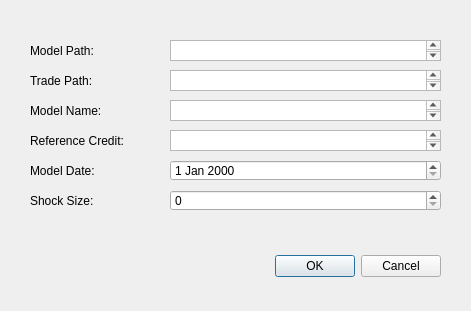
Above: InputDialog.ui from ivoryfish33/GUI_Development before the change. Below: the same form after it.
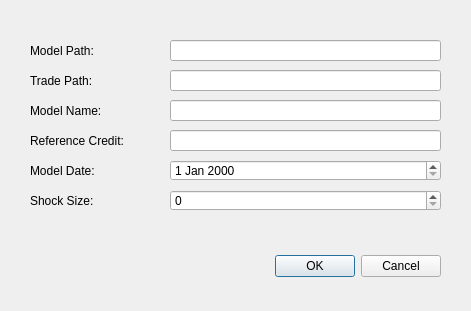
That is the form after the change.

What changed in the file:
```diff
--- a/InputDialog.ui
+++ b/InputDialog.ui
@@ -29,16 +29,6 @@
     <set>QDialogButtonBox::Cancel|QDialogButtonBox::Ok</set>
    </property>
   </widget>
-  <widget class="QPlainTextEdit" name="plainTextEdit">
-   <property name="geometry">
-    <rect>
-     <x>170</x>
-     <y>40</y>
-     <width>271</width>
-     <height>21</height>
-    </rect>
-   </property>
-  </widget>
   <widget class="QLabel" name="label">
    <property name="geometry">
     <rect>
@@ -65,16 +55,6 @@
     <string>Trade Path:</string>
    </property>
   </widget>
-  <widget class="QPlainTextEdit" name="plainTextEdit_2">
-   <property name="geometry">
-    <rect>
-     <x>170</x>
-     <y>70</y>
-     <width>271</width>
-     <height>21</height>
-    </rect>
-   </property>
-  </widget>
   <widget class="QLabel" name="label_3">
    <property name="geometry">
     <rect>
@@ -88,16 +68,6 @@
     <string>Model Name:</string>
    </property>
   </widget>
-  <widget class="QPlainTextEdit" name="plainTextEdit_3">
-   <property name="geometry">
-    <rect>
-     <x>170</x>
-     <y>100</y>
-     <width>271</width>
-     <height>21</height>
-    </rect>
-   </property>
-  </widget>
   <widget class="QLabel" name="label_4">
    <property name="geometry">
     <rect>
@@ -111,16 +81,6 @@
     <string>Reference Credit:</string>
    </property>
   </widget>
-  <widget class="QPlainTextEdit" name="plainTextEdit_4">
-   <property name="geometry">
-    <rect>
-     <x>170</x>
-     <y>130</y>
-     <width>271</width>
-     <height>21</height>
-    </rect>
-   </property>
-  </widget>
   <widget class="QLabel" name="label_5">
    <property name="geometry">
     <rect>
@@ -167,6 +127,46 @@
     <string>Shock Size:</string>
    </property>
   </widget>
+  <widget class="QLineEdit" name="lineEdit">
+   <property name="geometry">
+    <rect>
+     <x>170</x>
+     <y>40</y>
+     <width>271</width>
+     <height>21</height>
+    </rect>
+   </property>
+  </widget>
+  <widget class="QLineEdit" name="lineEdit_2">
+   <property name="geometry">
+    <rect>
+     <x>170</x>
+     <y>70</y>
+     <width>271</width>
+     <height>21</height>
+    </rect>
+   </property>
+  </widget>
+  <widget class="QLineEdit" name="lineEdit_3">
+   <property name="geometry">
+    <rect>
+     <x>170</x>
+     <y>100</y>
+     <width>271</width>
+     <height>21</height>
+    </rect>
+   </property>
+  </widget>
+  <widget class="QLineEdit" name="lineEdit_4">
+   <property name="geometry">
+    <rect>
+     <x>170</x>
+     <y>130</y>
+     <width>271</width>
+     <height>21</height>
+    </rect>
+   </property>
+  </widget>
  </widget>
  <resources/>
  <connections>
```
